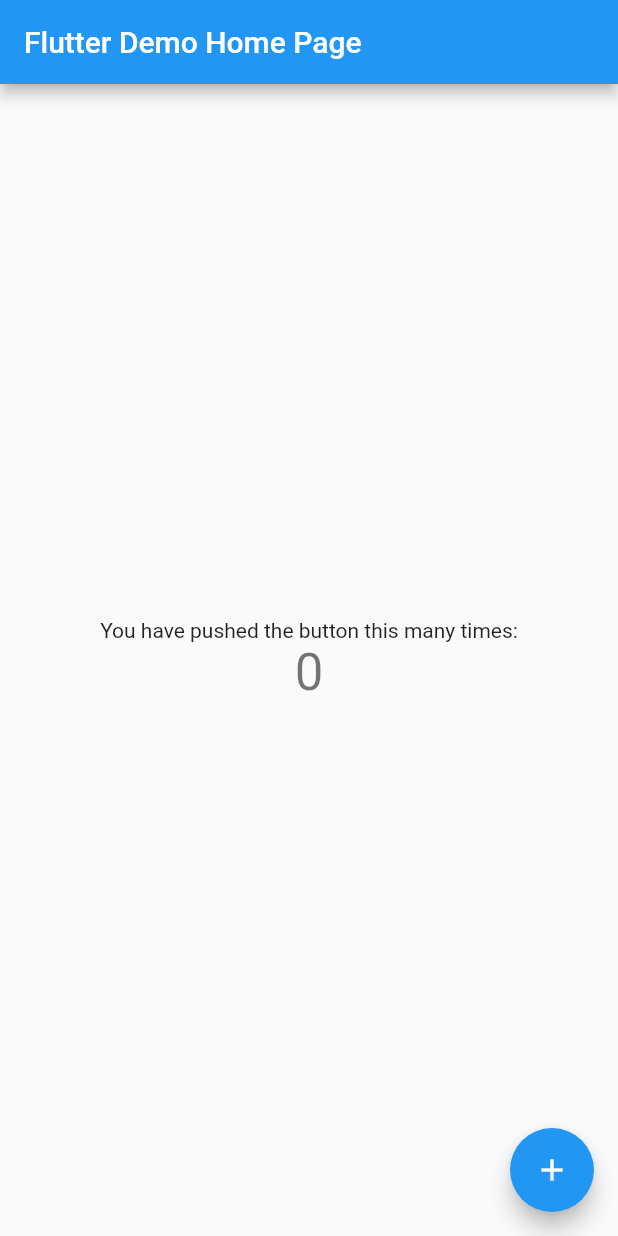
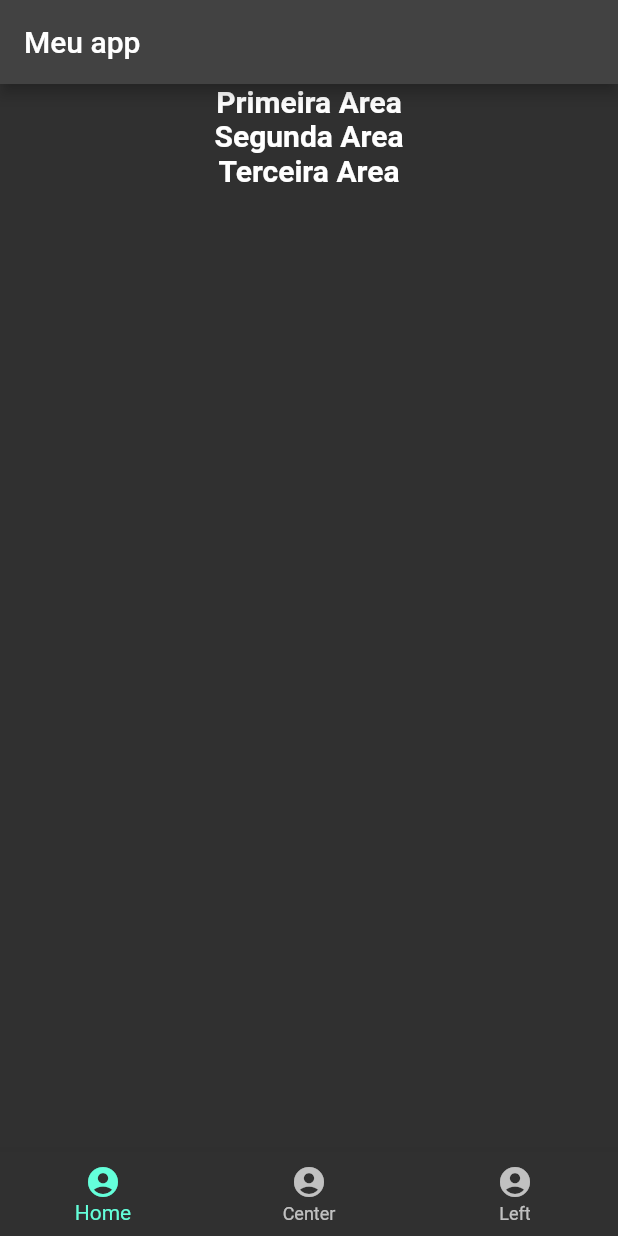
Before and after one commit to tallysdev/learning-Dart, a Flutter app: the screen it shows after launch, on a phone screen of 412 x 824 dp. Run offline on Flutter 3.47's test engine with Material 2 defaults, Android fonts, the phone set to English and light mode, and no system bars.

Commit message:
:sparkles:feat: New app

```diff
--- a/Listas/lista1/lib/main.dart
+++ b/Listas/lista1/lib/main.dart
@@ -1,115 +1,40 @@
 import 'package:flutter/material.dart';
 
-void main() {
-  runApp(const MyApp());
+void main(List<String> args) {
+  MaterialApp app = MaterialApp(
+    theme: ThemeData.dark(),
+    home: Scaffold(
+        appBar: AppBar(title: const Text("Meu app")),
+        body: Center(
+            child: Column(
+          children: const [
+            Text("Primeira Area",
+                style: TextStyle(
+                    fontSize: 20,
+                    fontWeight: FontWeight.bold,
+                    fontFamily: "Roboto")),
+            Text("Segunda Area",
+                style: TextStyle(
+                    fontSize: 20,
+                    fontWeight: FontWeight.bold,
+                    fontFamily: "Roboto")),
+            Text("Terceira Area",
+                style: TextStyle(
+                    fontSize: 20,
+                    fontWeight: FontWeight.bold,
+                    fontFamily: "Roboto"))
+          ],
+        )),
+        bottomNavigationBar: BottomNavigationBar(
+          items: const <BottomNavigationBarItem>[
+            BottomNavigationBarItem(
+                icon: Icon(Icons.account_circle_sharp), label: "Home"),
+            BottomNavigationBarItem(
+                icon: Icon(Icons.account_circle_sharp), label: "Center"),
+            BottomNavigationBarItem(
+                icon: Icon(Icons.account_circle_sharp), label: "Left"),
+          ],
+        )),
+  );
+  runApp(app);
 }
-
-class MyApp extends StatelessWidget {
-  const MyApp({super.key});
-
-  // This widget is the root of your application.
-  @override
-  Widget build(BuildContext context) {
-    return MaterialApp(
-      title: 'Flutter Demo',
-      theme: ThemeData(
-        // This is the theme of your application.
-        //
-        // Try running your application with "flutter run". You'll see the
-        // application has a blue toolbar. Then, without quitting the app, try
-        // changing the primarySwatch below to Colors.green and then invoke
-        // "hot reload" (press "r" in the console where you ran "flutter run",
-        // or simply save your changes to "hot reload" in a Flutter IDE).
-        // Notice that the counter didn't reset back to zero; the application
-        // is not restarted.
-        primarySwatch: Colors.blue,
-      ),
-      home: const MyHomePage(title: 'Flutter Demo Home Page'),
-    );
-  }
-}
-
-class MyHomePage extends StatefulWidget {
-  const MyHomePage({super.key, required this.title});
-
-  // This widget is the home page of your application. It is stateful, meaning
-  // that it has a State object (defined below) that contains fields that affect
-  // how it looks.
-
-  // This class is the configuration for the state. It holds the values (in this
-  // case the title) provided by the parent (in this case the App widget) and
-  // used by the build method of the State. Fields in a Widget subclass are
-  // always marked "final".
-
-  final String title;
-
-  @override
-  State<MyHomePage> createState() => _MyHomePageState();
-}
-
-class _MyHomePageState extends State<MyHomePage> {
-  int _counter = 0;
-
-  void _incrementCounter() {
-    setState(() {
-      // This call to setState tells the Flutter framework that something has
-      // changed in this State, which causes it to rerun the build method below
-      // so that the display can reflect the updated values. If we changed
-      // _counter without calling setState(), then the build method would not be
-      // called again, and so nothing would appear to happen.
-      _counter++;
-    });
-  }
-
-  @override
-  Widget build(BuildContext context) {
-    // This method is rerun every time setState is called, for instance as done
-    // by the _incrementCounter method above.
-    //
-    // The Flutter framework has been optimized to make rerunning build methods
-    // fast, so that you can just rebuild anything that needs updating rather
-    // than having to individually change instances of widgets.
-    return Scaffold(
-      appBar: AppBar(
-        // Here we take the value from the MyHomePage object that was created by
-        // the App.build method, and use it to set our appbar title.
-        title: Text(widget.title),
-      ),
-      body: Center(
-        // Center is a layout widget. It takes a single child and positions it
-        // in the middle of the parent.
-        child: Column(
-          // Column is also a layout widget. It takes a list of children and
-          // arranges them vertically. By default, it sizes itself to fit its
-          // children horizontally, and tries to be as tall as its parent.
-          //
-          // Invoke "debug painting" (press "p" in the console, choose the
-          // "Toggle Debug Paint" action from the Flutter Inspector in Android
-          // Studio, or the "Toggle Debug Paint" command in Visual Studio Code)
-          // to see the wireframe for each widget.
-          //
-          // Column has various properties to control how it sizes itself and
-          // how it positions its children. Here we use mainAxisAlignment to
-          // center the children vertically; the main axis here is the vertical
-          // axis because Columns are vertical (the cross axis would be
-          // horizontal).
-          mainAxisAlignment: MainAxisAlignment.center,
-          children: <Widget>[
-            const Text(
-              'You have pushed the button this many times:',
-            ),
-            Text(
-              '$_counter',
-              style: Theme.of(context).textTheme.headlineMedium,
-            ),
-          ],
-        ),
-      ),
-      floatingActionButton: FloatingActionButton(
-        onPressed: _incrementCounter,
-        tooltip: 'Increment',
-        child: const Icon(Icons.add),
-      ), // This trailing comma makes auto-formatting nicer for build methods.
-    );
-  }
-}
```
